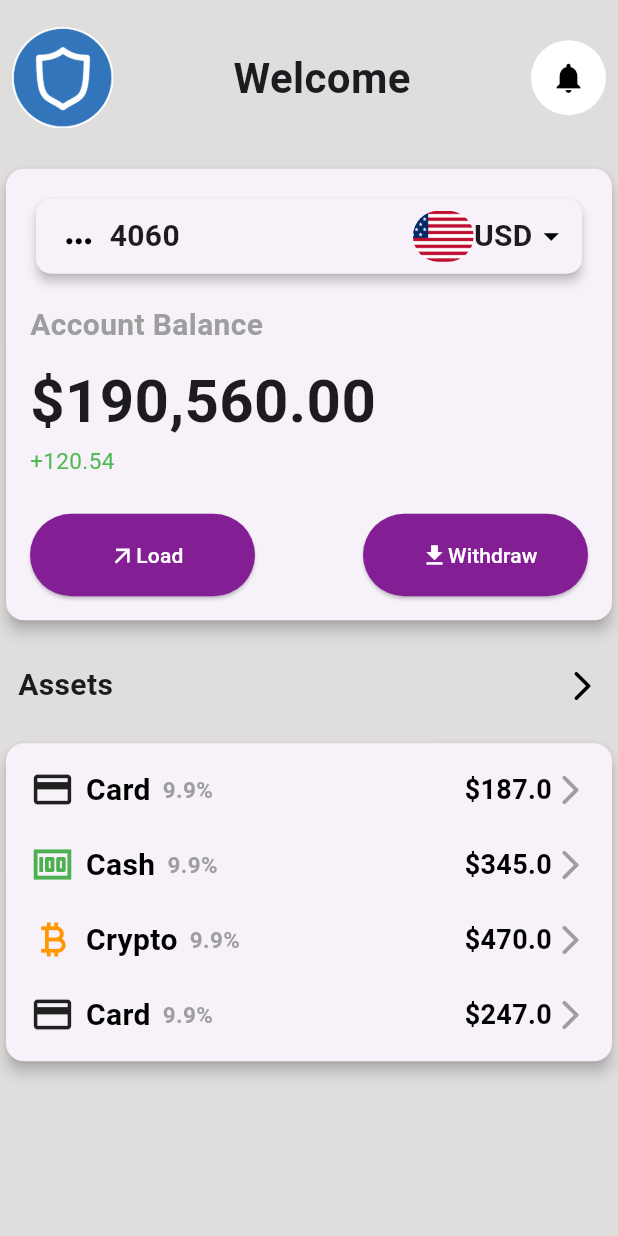
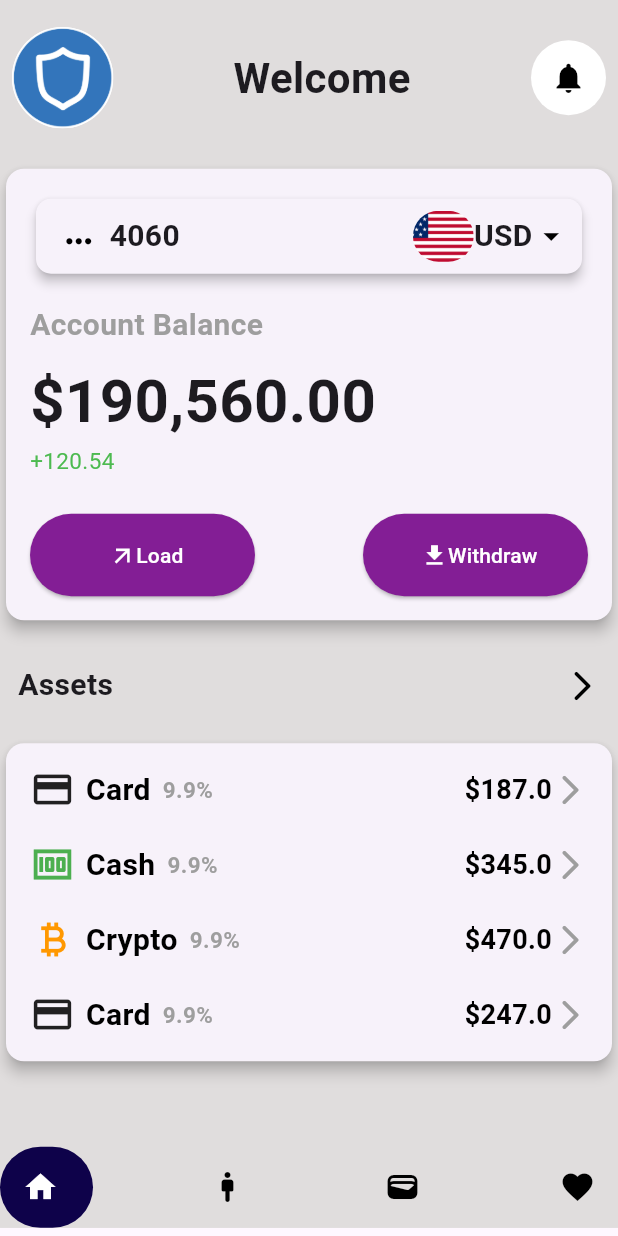
Before and after one commit to MihiranWijesekara/Flutter_wallet, a Flutter app: the screen it shows after launch, on a phone screen of 412 x 824 dp. Run offline on Flutter 3.47's test engine with Material 3 defaults, Android fonts, the phone set to English and light mode, and no system bars; drawn by our look-alikes of google_nav_bar.

Commit message:
Your commit message

```diff
--- /dev/null
+++ b/lib/bottomNavigationBar.dart
@@ -0,0 +1,47 @@
+
+import 'package:flutter/material.dart';
+import 'package:google_nav_bar/google_nav_bar.dart';
+
+class BottomNavigationBar extends StatefulWidget {
+  const BottomNavigationBar({super.key});
+
+  @override
+  State<BottomNavigationBar> createState() =>
+      _BottomNavigationBarState();
+}
+
+class _BottomNavigationBarState
+    extends State<BottomNavigationBar> {
+  @override
+  Widget build(BuildContext context) {
+    return const Scaffold(
+      body: Center(child: Text('Content here')),
+      bottomNavigationBar: GNav(
+        backgroundColor: Colors.black,
+        color: Colors.white,
+        activeColor: Colors.white,
+        tabBackgroundColor: Colors.grey,
+        padding: EdgeInsets.all(16),
+        gap: 8,
+        tabs: [
+          GButton(
+            icon: Icons.home,
+            text: 'Home',
+          ),
+          GButton(
+            icon: Icons.favorite_border,
+            text: 'Likes',
+          ),
+          GButton(
+            icon: Icons.search,
+            text: 'Search',
+          ),
+          GButton(
+            icon: Icons.settings,
+            text: 'Settings',
+          ),
+        ],
+      ),
+    );
+  }
+}
--- a/lib/home.dart
+++ b/lib/home.dart
@@ -2,6 +2,7 @@ import 'dart:typed_data';
 
 import 'package:flutter/material.dart';
 import 'package:flutter_wallet/RoundedImage.dart';
+import 'package:google_nav_bar/google_nav_bar.dart';
 
 class HomePage extends StatefulWidget {
   const HomePage({super.key});
@@ -26,7 +27,8 @@ class _HomePageState extends State<HomePage> {
               ],
             ),
           ),
-          child: const Column(
+          child: const SingleChildScrollView(
+            child: Column(
               children: [
                 SizedBox(
                   height: 10,
@@ -42,7 +44,7 @@ class _HomePageState extends State<HomePage> {
                 Row(
                   children: [
                     Padding(
-                    padding: const EdgeInsets.symmetric(horizontal: 12),
+                      padding: EdgeInsets.symmetric(horizontal: 12),
                       child: Text(
                         'Assets',
                         style: TextStyle(
@@ -53,7 +55,7 @@ class _HomePageState extends State<HomePage> {
                     ),
                     Spacer(),
                     Padding(
-                    padding: const EdgeInsets.symmetric(horizontal: 12),
+                      padding: EdgeInsets.symmetric(horizontal: 12),
                       child: Icon(
                         Icons.arrow_forward_ios_rounded,
                         color: Colors.black,
@@ -65,7 +67,12 @@ class _HomePageState extends State<HomePage> {
                   height: 20,
                 ),
                 WalletCard(),
+                SizedBox(
+                  height: 53,
+                ),
+                BottomNavigationBar(), // This needs to be a widget in the body, not a separate Scaffold
               ],
+            ),
           ),
         ),
       ),
@@ -186,7 +193,6 @@ class BalanceCard extends StatelessWidget {
                 ),
               ),
             ),
-
             SizedBox(height: 16), // Spacer
             const Text(
               'Account Balance',
@@ -480,3 +486,37 @@ class WalletCard extends StatelessWidget {
     );
   }
 }
+
+class BottomNavigationBar extends StatelessWidget {
+  const BottomNavigationBar({super.key});
+
+  @override
+  Widget build(BuildContext context) {
+    return const GNav(
+      backgroundColor: Color.fromARGB(255, 224, 221, 221),
+      color: Color.fromARGB(255, 0, 0, 0),
+      activeColor: Color.fromARGB(255, 255, 255, 255),
+      tabBackgroundColor: Color.fromARGB(255, 14, 2, 74),
+      padding: EdgeInsets.all(15),
+      gap: 8,
+      tabs: [
+        GButton(
+          icon: Icons.home,
+          //text: 'Home',
+        ),
+        GButton(
+          icon: Icons.man_2_rounded,
+          //  text: 'Likes',
+        ),
+        GButton(
+          icon: Icons.wallet,
+          text: 'Search',
+        ),
+        GButton(
+          icon: Icons.favorite,
+          text: 'Settings',
+        ),
+      ],
+    );
+  }
+}
--- a/pubspec.yaml
+++ b/pubspec.yaml
@@ -11,6 +11,7 @@ dependencies:
   flutter:
     sdk: flutter
   cupertino_icons: ^1.0.6
+  google_nav_bar: ^5.0.6
 
 dev_dependencies:
   flutter_test:
```
Also changed, not shown: pubspec.lock. Lines whose indentation alone changed are shown as unchanged.
